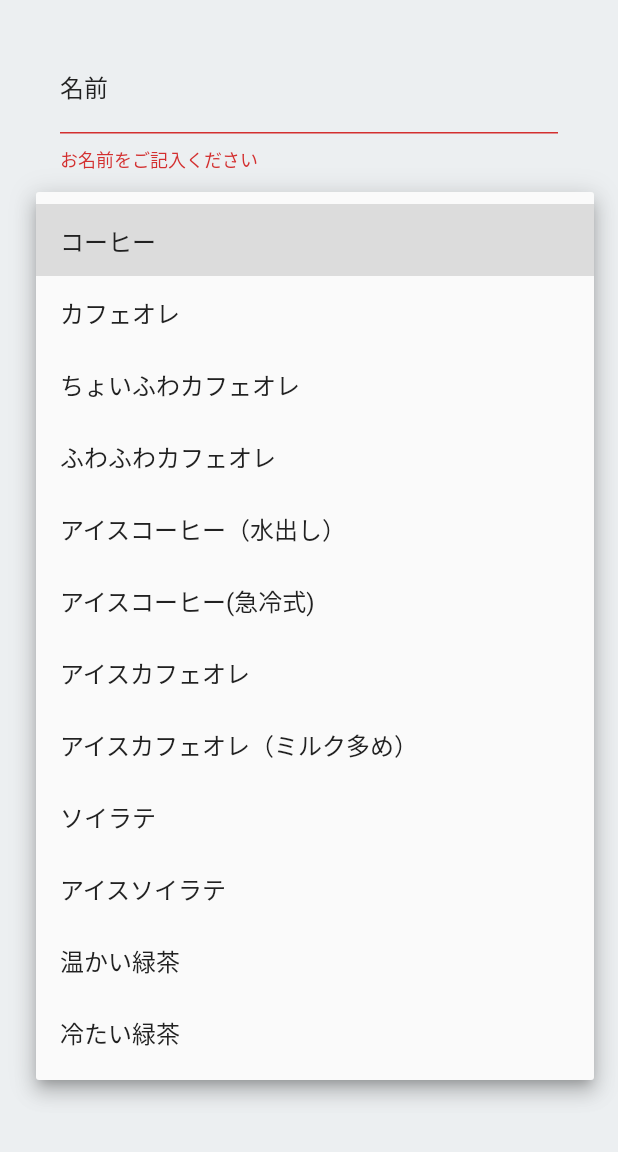
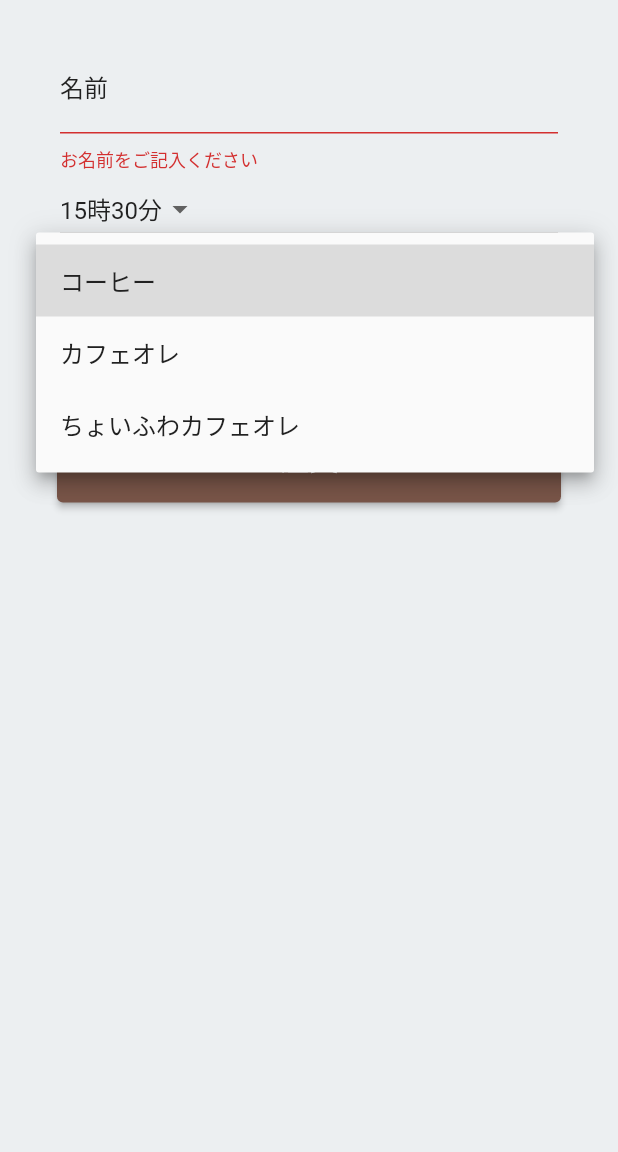
Before and after one commit to shinnkura/simple_lunch, a Flutter app: the OrderPage screen opened by its route, after a tap on "注文", after a tap on "コーヒー", on a phone screen of 412 x 824 dp, the part 84-1236 px from its top. Run offline on Flutter 3.47's test engine with Material 2 defaults, Android fonts, the phone set to English and light mode, and no system bars; our stand-ins replace cloud_firestore, firebase_core, shared_preferences; accounts and stored records are empty.

```diff
--- a/lib/screens/edito_order_pages/components/coffee_type_dropdown.dart
+++ b/lib/screens/edito_order_pages/components/coffee_type_dropdown.dart
@@ -18,15 +18,6 @@ class CoffeeTypeDropdown extends StatelessWidget {
         'コーヒー',
         'カフェオレ',
         'ちょいふわカフェオレ',
-        'ふわふわカフェオレ',
-        'アイスコーヒー（水出し）',
-        'アイスコーヒー(急冷式)',
-        'アイスカフェオレ',
-        'アイスカフェオレ（ミルク多め）',
-        'ソイラテ',
-        'アイスソイラテ',
-        '温かい緑茶',
-        '冷たい緑茶',
       ].map<DropdownMenuItem<String>>((value) {
         return DropdownMenuItem<String>(
           value: value,
--- a/lib/screens/edito_order_pages/edit_order_page.dart
+++ b/lib/screens/edito_order_pages/edit_order_page.dart
@@ -176,7 +176,7 @@ class _EditOrderPageState extends State<EditOrderPage> {
                   await cancelOrder();
                   Navigator.push(
                     context,
-                    MaterialPageRoute(builder: (context) => OrderListPage()),
+                    MaterialPageRoute(builder: (context) => OrderListPage(),),
                   );
                 },
                 style: ButtonStyle(
--- a/lib/screens/order_screen/order_screen.dart
+++ b/lib/screens/order_screen/order_screen.dart
@@ -106,15 +106,6 @@ class _OrderPageState extends State<OrderPage> {
                   'コーヒー',
                   'カフェオレ',
                   'ちょいふわカフェオレ',
-                  'ふわふわカフェオレ',
-                  'アイスコーヒー（水出し）',
-                  'アイスコーヒー(急冷式)',
-                  'アイスカフェオレ',
-                  'アイスカフェオレ（ミルク多め）',
-                  'ソイラテ',
-                  'アイスソイラテ',
-                  '温かい緑茶',
-                  '冷たい緑茶',
                 ],
               ),
             ),
@@ -139,7 +130,8 @@ class _OrderPageState extends State<OrderPage> {
                   Navigator.push(
                     context,
                     MaterialPageRoute(
-                        builder: (context) => const OrderListPage()),
+                      builder: (context) => const OrderListPage(),
+                    ),
                   );
                 }
               },
```
Also changed, not shown: lib/screens/order_lists/order_list.dart (+8 -2 lines).
